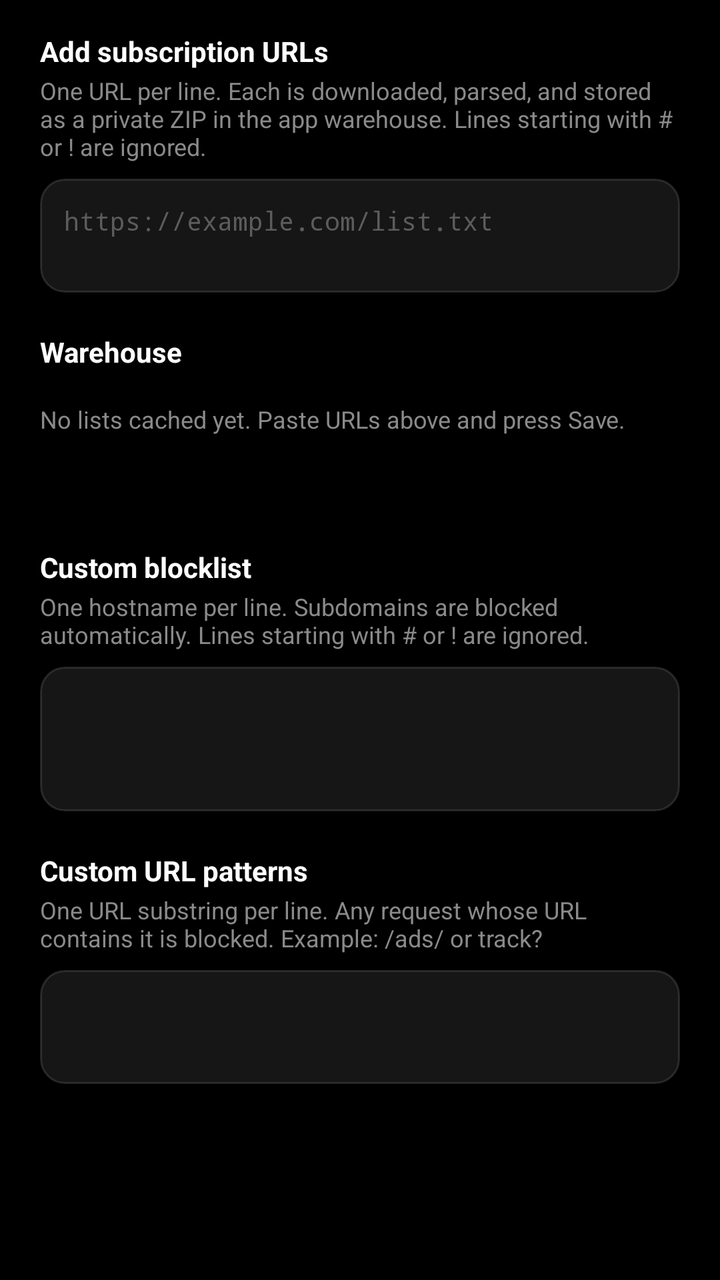
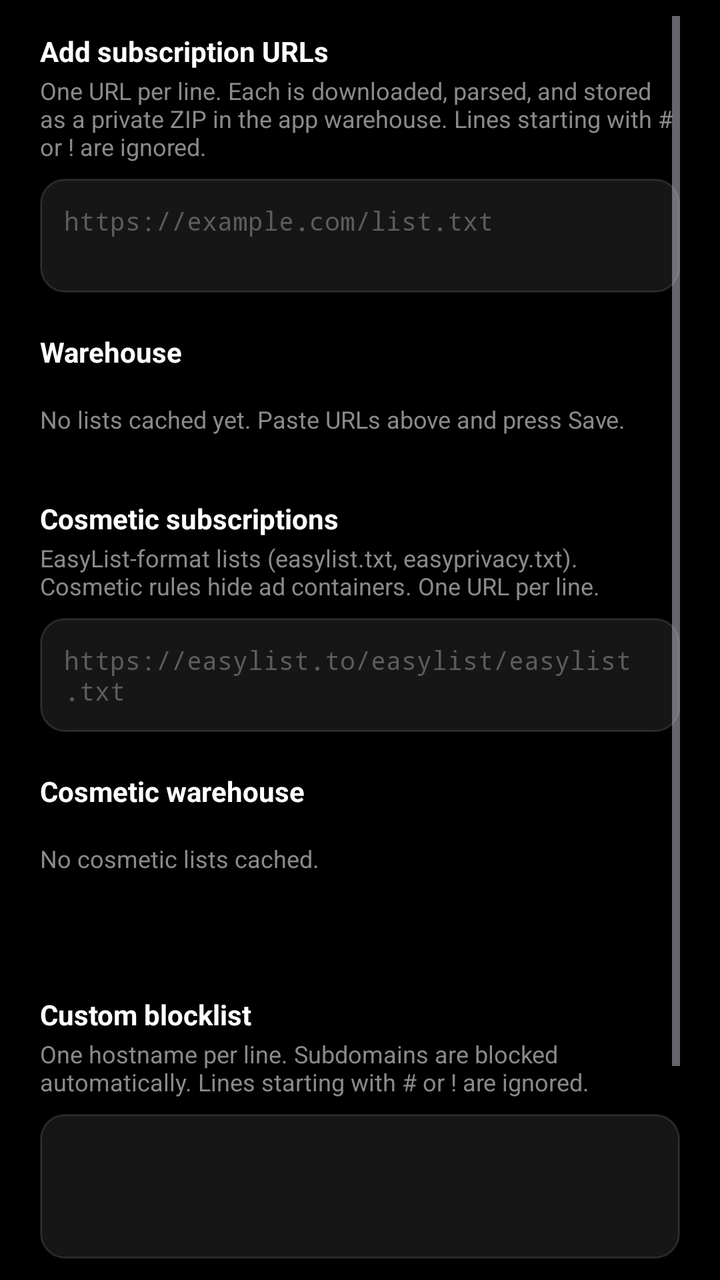

Before-and-after screenshots of an Android layout around one commit, followed by the original layout XML and the change that was made.
<!-- AndroidManifest.xml: application theme Theme.MinimalBrowser -->
<!-- res/layout/dialog_custom_filters.xml -->
<?xml version="1.0" encoding="utf-8"?>
<ScrollView xmlns:android="http://schemas.android.com/apk/res/android"
    android:layout_width="match_parent"
    android:layout_height="wrap_content"
    android:paddingStart="20dp"
    android:paddingEnd="20dp"
    android:paddingTop="8dp"
    android:paddingBottom="4dp"
    android:fillViewport="true">

    <LinearLayout
        android:layout_width="match_parent"
        android:layout_height="wrap_content"
        android:orientation="vertical">

        <TextView
            android:layout_width="match_parent"
            android:layout_height="wrap_content"
            android:layout_marginTop="8dp"
            android:text="@string/custom_filters_subscriptions_label"
            android:textColor="@color/text_primary"
            android:textSize="14sp"
            android:textStyle="bold" />

        <TextView
            android:layout_width="match_parent"
            android:layout_height="wrap_content"
            android:layout_marginTop="2dp"
            android:layout_marginBottom="8dp"
            android:text="@string/custom_filters_subscriptions_hint"
            android:textColor="@color/text_secondary"
            android:textSize="12sp" />

        <EditText
            android:id="@+id/editSubscriptions"
            android:layout_width="match_parent"
            android:layout_height="wrap_content"
            android:background="@drawable/bg_input_field"
            android:fontFamily="monospace"
            android:gravity="top|start"
            android:importantForAutofill="no"
            android:hint="https://example.com/list.txt"
            android:inputType="textMultiLine|textUri|textNoSuggestions"
            android:maxLines="4"
            android:minLines="2"
            android:padding="12dp"
            android:textColor="@color/text_primary"
            android:textColorHint="@color/text_tertiary"
            android:textSize="13sp" />

        <TextView
            android:layout_width="match_parent"
            android:layout_height="wrap_content"
            android:layout_marginTop="20dp"
            android:text="@string/custom_filters_warehouse_label"
            android:textColor="@color/text_primary"
            android:textSize="14sp"
            android:textStyle="bold" />

        <LinearLayout
            android:layout_width="match_parent"
            android:layout_height="wrap_content"
            android:layout_marginTop="8dp"
            android:orientation="vertical">

            <LinearLayout
                android:id="@+id/warehouseContainer"
                android:layout_width="match_parent"
                android:layout_height="wrap_content"
                android:orientation="vertical" />

            <TextView
                android:id="@+id/warehouseEmptyText"
                android:layout_width="match_parent"
                android:layout_height="wrap_content"
                android:paddingTop="8dp"
                android:paddingBottom="8dp"
                android:text="@string/custom_filters_warehouse_empty"
                android:textColor="@color/text_secondary"
                android:textSize="12sp" />
        </LinearLayout>

        <TextView
            android:id="@+id/customFilterStats"
            android:layout_width="match_parent"
            android:layout_height="wrap_content"
            android:layout_marginTop="12dp"
            android:textColor="@color/text_secondary"
            android:textSize="12sp" />

        <TextView
            android:layout_width="match_parent"
            android:layout_height="wrap_content"
            android:layout_marginTop="20dp"
            android:text="@string/custom_filters_blocklist_label"
            android:textColor="@color/text_primary"
            android:textSize="14sp"
            android:textStyle="bold" />

        <TextView
            android:layout_width="match_parent"
            android:layout_height="wrap_content"
            android:layout_marginTop="2dp"
            android:layout_marginBottom="8dp"
            android:text="@string/custom_filters_blocklist_hint"
            android:textColor="@color/text_secondary"
            android:textSize="12sp" />

        <EditText
            android:id="@+id/editBlocklist"
            android:layout_width="match_parent"
            android:layout_height="wrap_content"
            android:background="@drawable/bg_input_field"
            android:fontFamily="monospace"
            android:gravity="top|start"
            android:importantForAutofill="no"
            android:inputType="textMultiLine|textNoSuggestions"
            android:maxLines="6"
            android:minLines="3"
            android:padding="12dp"
            android:textColor="@color/text_primary"
            android:textColorHint="@color/text_tertiary"
            android:textSize="13sp" />

        <TextView
            android:layout_width="match_parent"
            android:layout_height="wrap_content"
            android:layout_marginTop="20dp"
            android:text="@string/custom_filters_patterns_label"
            android:textColor="@color/text_primary"
            android:textSize="14sp"
            android:textStyle="bold" />

        <TextView
            android:layout_width="match_parent"
            android:layout_height="wrap_content"
            android:layout_marginTop="2dp"
            android:layout_marginBottom="8dp"
            android:text="@string/custom_filters_patterns_hint"
            android:textColor="@color/text_secondary"
            android:textSize="12sp" />

        <EditText
            android:id="@+id/editPatterns"
            android:layout_width="match_parent"
            android:layout_height="wrap_content"
            android:background="@drawable/bg_input_field"
            android:fontFamily="monospace"
            android:gravity="top|start"
            android:importantForAutofill="no"
            android:inputType="textMultiLine|textNoSuggestions"
            android:maxLines="5"
            android:minLines="2"
            android:padding="12dp"
            android:textColor="@color/text_primary"
            android:textColorHint="@color/text_tertiary"
            android:textSize="13sp" />

    </LinearLayout>
</ScrollView>
<!-- resources referenced by this layout -->
<resources>
  <color name="text_primary">#FFFFFF</color>
  <color name="text_secondary">#8A8A8A</color>
  <color name="text_tertiary">#5C5C5C</color>
  <!-- drawable bg_input_field (drawable) -->
  <?xml version="1.0" encoding="utf-8"?>
  <selector xmlns:android="http://schemas.android.com/apk/res/android">
  
      
      <item android:state_focused="true">
          <shape android:shape="rectangle">
              <solid android:color="#1EFFFFFF" />
              <stroke
                  android:width="1.5dp"
                  android:color="@color/urlbar_border_focused" />
              <corners android:radius="12dp" />
          </shape>
      </item>
  
      
      <item>
          <shape android:shape="rectangle">
              <solid android:color="#16FFFFFF" />
              <stroke
                  android:width="1dp"
                  android:color="@color/urlbar_border" />
              <corners android:radius="12dp" />
          </shape>
      </item>
  
  </selector>
  <string name="custom_filters_blocklist_hint">One hostname per line. Subdomains are blocked automatically. Lines starting with # or ! are ignored.</string>
  <string name="custom_filters_blocklist_label">Custom blocklist</string>
  <string name="custom_filters_patterns_hint">One URL substring per line. Any request whose URL contains it is blocked. Example: /ads/ or track?</string>
  <string name="custom_filters_patterns_label">Custom URL patterns</string>
  <string name="custom_filters_subscriptions_hint">One URL per line. Each is downloaded, parsed, and stored as a private ZIP in the app warehouse. Lines starting with # or ! are ignored.</string>
  <string name="custom_filters_subscriptions_label">Add subscription URLs</string>
  <string name="custom_filters_warehouse_empty">No lists cached yet. Paste URLs above and press Save.</string>
  <string name="custom_filters_warehouse_label">Warehouse</string>
  <style name="Theme.MinimalBrowser" parent="Theme.Material3.Dark.NoActionBar">
          
          <item name="android:windowBackground">@color/window_bg</item>
          <item name="android:colorBackground">@color/window_bg</item>
          <item name="android:statusBarColor">@color/window_bg</item>
          <item name="android:navigationBarColor">@color/window_bg</item>
          <item name="android:windowLightStatusBar">false</item>
          <item name="android:windowLightNavigationBar" tools:targetApi="27">false</item>
  
          
          <item name="colorPrimary">@color/accent</item>
          <item name="colorOnPrimary">@color/text_primary</item>
          <item name="colorAccent">@color/accent</item>
          <item name="colorSurface">@color/surface</item>
          <item name="colorOnSurface">@color/text_primary</item>
          <item name="colorSurfaceVariant">@color/surface_variant</item>
          <item name="colorOnSurfaceVariant">@color/text_secondary</item>
          <item name="colorOutline">@color/divider</item>
  
          
          <item name="colorControlHighlight">@color/ripple_light</item>
          <item name="android:colorControlHighlight">@color/ripple_light</item>
      </style>
  <color name="urlbar_border_focused">#994D6BFE</color>
  <color name="urlbar_border">#1FFFFFFF</color>
  <color name="window_bg">#000000</color>
  <color name="accent">#4D6BFE</color>
  <color name="surface">#1A1A1A</color>
  <color name="surface_variant">#262626</color>
  <color name="divider">#1AFFFFFF</color>
  <color name="ripple_light">#33FFFFFF</color>
</resources>

<!-- the commit's change to res/layout/dialog_custom_filters.xml (unified diff, before → after) -->
@@ -81,10 +81,77 @@
         </LinearLayout>
 
         <TextView
+            android:layout_width="match_parent"
+            android:layout_height="wrap_content"
+            android:layout_marginTop="24dp"
+            android:text="@string/custom_cosmetics_label"
+            android:textColor="@color/text_primary"
+            android:textSize="14sp"
+            android:textStyle="bold" />
+
+        <TextView
+            android:layout_width="match_parent"
+            android:layout_height="wrap_content"
+            android:layout_marginTop="2dp"
+            android:layout_marginBottom="8dp"
+            android:text="@string/custom_cosmetics_hint"
+            android:textColor="@color/text_secondary"
+            android:textSize="12sp" />
+
+        <EditText
+            android:id="@+id/editCosmeticSubscriptions"
+            android:layout_width="match_parent"
+            android:layout_height="wrap_content"
+            android:background="@drawable/bg_input_field"
+            android:fontFamily="monospace"
+            android:gravity="top|start"
+            android:importantForAutofill="no"
+            android:hint="https://easylist.to/easylist/easylist.txt"
+            android:inputType="textMultiLine|textUri|textNoSuggestions"
+            android:maxLines="4"
+            android:minLines="2"
+            android:padding="12dp"
+            android:textColor="@color/text_primary"
+            android:textColorHint="@color/text_tertiary"
+            android:textSize="13sp" />
+
+        <TextView
+            android:layout_width="match_parent"
+            android:layout_height="wrap_content"
+            android:layout_marginTop="20dp"
+            android:text="@string/custom_cosmetics_warehouse_label"
+            android:textColor="@color/text_primary"
+            android:textSize="14sp"
+            android:textStyle="bold" />
+
+        <LinearLayout
+            android:layout_width="match_parent"
+            android:layout_height="wrap_content"
+            android:layout_marginTop="8dp"
+            android:orientation="vertical">
+
+            <LinearLayout
+                android:id="@+id/cosmeticWarehouseContainer"
+                android:layout_width="match_parent"
+                android:layout_height="wrap_content"
+                android:orientation="vertical" />
+
+            <TextView
+                android:id="@+id/cosmeticWarehouseEmptyText"
+                android:layout_width="match_parent"
+                android:layout_height="wrap_content"
+                android:paddingTop="8dp"
+                android:paddingBottom="8dp"
+                android:text="@string/custom_cosmetics_warehouse_empty"
+                android:textColor="@color/text_secondary"
+                android:textSize="12sp" />
+        </LinearLayout>
+
+        <TextView
             android:id="@+id/customFilterStats"
             android:layout_width="match_parent"
             android:layout_height="wrap_content"
-            android:layout_marginTop="12dp"
+            android:layout_marginTop="16dp"
             android:textColor="@color/text_secondary"
             android:textSize="12sp" />
 
<!-- resource entries referenced after the edit -->
@@ -30,6 +30,10 @@
       </item>
   
   </selector>
+  <string name="custom_cosmetics_hint">EasyList-format lists (easylist.txt, easyprivacy.txt). Cosmetic rules hide ad containers. One URL per line.</string>
+  <string name="custom_cosmetics_label">Cosmetic subscriptions</string>
+  <string name="custom_cosmetics_warehouse_empty">No cosmetic lists cached.</string>
+  <string name="custom_cosmetics_warehouse_label">Cosmetic warehouse</string>
   <string name="custom_filters_blocklist_hint">One hostname per line. Subdomains are blocked automatically. Lines starting with # or ! are ignored.</string>
   <string name="custom_filters_blocklist_label">Custom blocklist</string>
   <string name="custom_filters_patterns_hint">One URL substring per line. Any request whose URL contains it is blocked. Example: /ads/ or track?</string>
